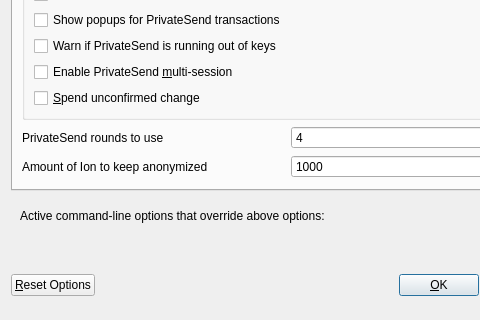
Qt form src/qt/forms/optionsdialog.ui (ioncoincore/ion-bitbucket) before a commit; both pictures show x 0 to 480 and y 143 to 463 of the 576 by 463 pixel window.
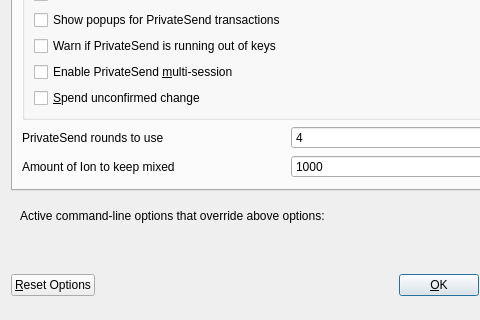
The same form after that commit. The open tabs and pages were chosen to show the change. Custom widgets are drawn as their Qt base class.

Diff of the .ui file:
```diff
--- a/src/qt/forms/optionsdialog.ui
+++ b/src/qt/forms/optionsdialog.ui
@@ -263,7 +263,7 @@
             <string notr="true"/>
            </property>
            <property name="text">
-            <string>Amount of Ion to keep anonymized</string>
+            <string>Amount of Ion to keep mixed</string>
            </property>
           </widget>
          </item>
```
Left out of the diff: 2 changed lines with no effect on the pictures.
